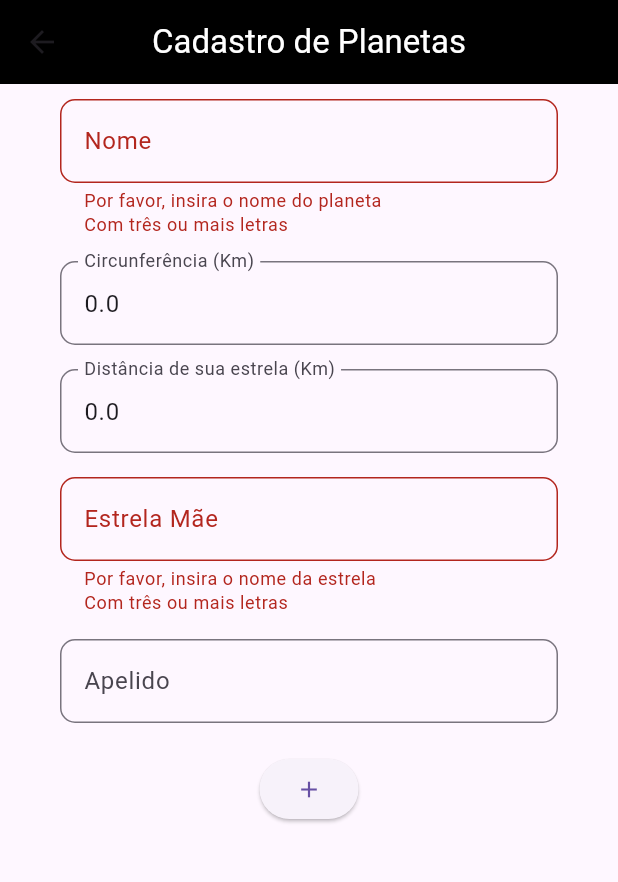
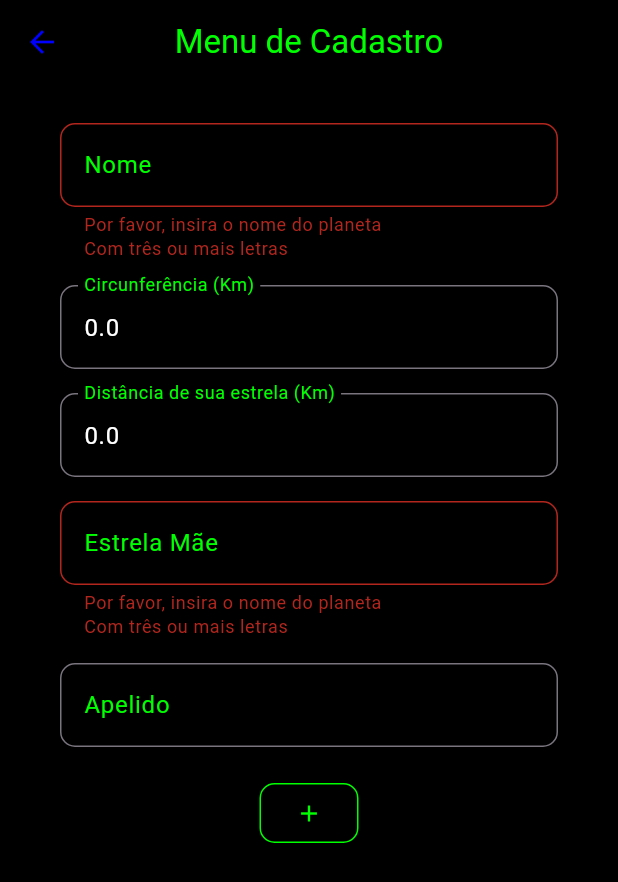
Before and after one commit to AnuTech001/Planetario, a Flutter app: the TelaAstros screen opened directly, after a tap on the "add" icon, on a phone screen of 412 x 824 dp. Shown: the top 882 px of the screen. Run offline on Flutter 3.47's test engine with Material 3 defaults, Android fonts, the phone set to English and light mode, and no system bars; our stand-ins replace sqflite; accounts and stored records are empty; Roboto replaces fonts that are missing (Times).

Commit message:
Subindo melhorias no layot

```diff
--- a/lib/main.dart
+++ b/lib/main.dart
@@ -111,6 +111,12 @@ class _MyHomePageState extends State<MyHomePage> {
       context: context,
       builder: (BuildContext context) {
         return AlertDialog(
+          shape: RoundedRectangleBorder(
+            borderRadius: BorderRadius.circular(10.0),
+            side: BorderSide(
+              color: Color(0xff00FF00),
+            ),
+          ),
           content: Column(
             mainAxisSize: MainAxisSize.min,
             children: <Widget>[
@@ -154,7 +160,9 @@ class _MyHomePageState extends State<MyHomePage> {
             TextButton(
               child: Text(
                 'Cancelar',
-                style: TextStyle(color: Color(0xff00FF00)),
+                style: TextStyle(
+                  color: Color(0xff00FF00),
+                ),
               ),
               onPressed: () {
                 Navigator.of(context).pop();
--- a/lib/modelos/astros.dart
+++ b/lib/modelos/astros.dart
@@ -25,8 +25,8 @@ class Astro {
   // Construtor vazio
   Astro.vazio()
       : nome = '',
-        tamanho = 0.0,
-        distancia = 0.0,
+        tamanho = 0,
+        distancia = 0,
         estrela = '',
         apelido = '' {
     if (kDebugMode) {
--- a/lib/telas/tela_astros.dart
+++ b/lib/telas/tela_astros.dart
@@ -87,7 +87,7 @@ class _TelaAstrosState extends State<TelaAstros> {
   }
 
   // Método para submeter o formulário
-  void _submitForm() {
+  void _submitForm(BuildContext context) {
     if (_formKey.currentState!.validate()) {
       _formKey.currentState!.save();
       if (_astros.id != null) {
@@ -134,10 +134,21 @@ class _TelaAstrosState extends State<TelaAstros> {
       appBar: AppBar(
         centerTitle: true,
         backgroundColor: Colors.black,
-        title: Text(
-          'Cadastro de Planetas',
-          style: TextStyle(color: Colors.white),
+        iconTheme: IconThemeData(
+          color: Color(0xff0000FF), // Cor do ícone
         ),
+        title: Column(
+          mainAxisSize: MainAxisSize.min,
+          children: [
+            Text(
+              'Menu de Cadastro',
+              style: TextStyle(
+                color: Color(0xff00FF00), // Cor do texto
+              ),
+            ),
+          ],
+        ),
+        elevation: 0,
       ),
       body: Padding(
         padding: const EdgeInsets.symmetric(horizontal: 40.0, vertical: 10.0),
@@ -147,15 +158,22 @@ class _TelaAstrosState extends State<TelaAstros> {
             child: Column(
               children: [
                 // Campo de texto para nome
+                const SizedBox(height: 16),
                 TextFormField(
                   controller: _nomeController,
                   decoration: InputDecoration(
                     labelText: 'Nome',
+                    labelStyle: TextStyle(
+                      color: Color(0xff00FF00),
+                    ),
                     border: OutlineInputBorder(
                       borderRadius: BorderRadius.circular(10.0),
                     ),
                   ),
                   autovalidateMode: AutovalidateMode.onUserInteraction,
+                  style: TextStyle(
+                    color: Colors.white,
+                  ),
                   validator: (value) {
                     if (value == null || value.isEmpty || value.length <= 2) {
                       return 'Por favor, insira o nome do planeta\nCom três ou mais letras';
@@ -172,12 +190,18 @@ class _TelaAstrosState extends State<TelaAstros> {
                   controller: _tamanhoController,
                   decoration: InputDecoration(
                     labelText: 'Circunferência (Km)',
+                    labelStyle: TextStyle(
+                      color: Color(0xff00FF00),
+                    ),
                     border: OutlineInputBorder(
                       borderRadius: BorderRadius.circular(10.0),
                     ),
                   ),
                   keyboardType: TextInputType.number,
                   autovalidateMode: AutovalidateMode.onUserInteraction,
+                  style: TextStyle(
+                    color: Colors.white,
+                  ),
                   validator: (value) {
                     if (value == null || value.isEmpty) {
                       return 'Por favor, insira a circunferência do planeta';
@@ -197,15 +221,21 @@ class _TelaAstrosState extends State<TelaAstros> {
                   controller: _distanciaController,
                   decoration: InputDecoration(
                     labelText: 'Distância de sua estrela (Km)',
+                    labelStyle: TextStyle(
+                      color: Color(0xff00FF00),
+                    ),
                     border: OutlineInputBorder(
                       borderRadius: BorderRadius.circular(10.0),
                     ),
                   ),
                   keyboardType: TextInputType.number,
                   autovalidateMode: AutovalidateMode.onUserInteraction,
+                  style: TextStyle(
+                    color: Colors.white,
+                  ),
                   validator: (value) {
                     if (value == null || value.isEmpty) {
-                      return 'Por favor, insira a distância do planeta\nem relação a sua estrela';
+                      return 'Por favor, insira a circunferência do planeta';
                     }
                     if (double.tryParse(value) == null) {
                       return 'Por favor, apenas números são aceitos';
@@ -213,7 +243,7 @@ class _TelaAstrosState extends State<TelaAstros> {
                     return null;
                   },
                   onSaved: (value) {
-                    _astros.distancia = double.parse(value!);
+                    _astros.tamanho = double.parse(value!);
                   },
                 ),
                 const SizedBox(height: 16),
@@ -222,19 +252,25 @@ class _TelaAstrosState extends State<TelaAstros> {
                   controller: _estrelaController,
                   decoration: InputDecoration(
                     labelText: 'Estrela Mãe',
+                    labelStyle: TextStyle(
+                      color: Color(0xff00FF00),
+                    ),
                     border: OutlineInputBorder(
                       borderRadius: BorderRadius.circular(10.0),
                     ),
                   ),
                   autovalidateMode: AutovalidateMode.onUserInteraction,
+                  style: TextStyle(
+                    color: Colors.white,
+                  ),
                   validator: (value) {
                     if (value == null || value.isEmpty || value.length <= 2) {
-                      return 'Por favor, insira o nome da estrela\nCom três ou mais letras';
+                      return 'Por favor, insira o nome do planeta\nCom três ou mais letras';
                     }
                     return null;
                   },
                   onSaved: (value) {
-                    _astros.estrela = value!;
+                    _astros.nome = value!;
                   },
                 ),
                 const SizedBox(height: 16),
@@ -246,17 +282,33 @@ class _TelaAstrosState extends State<TelaAstros> {
                   },
                   decoration: InputDecoration(
                     labelText: 'Apelido',
+                    labelStyle: TextStyle(
+                      color: Color(0xff00FF00),
+                    ),
                     border: OutlineInputBorder(
                       borderRadius: BorderRadius.circular(10.0),
                     ),
                   ),
+                  style: TextStyle(color: Colors.white),
                 ),
                 const SizedBox(height: 20.0),
                 // Botão para submeter o formulário
                 ElevatedButton(
-                  onPressed: _submitForm,
+                  onPressed: () {
+                    _submitForm(context);
+                  },
+                  style: ElevatedButton.styleFrom(
+                    backgroundColor: Colors.black, // Cor de fundo do botão
+                    shape: RoundedRectangleBorder(
+                      borderRadius: BorderRadius.circular(10.0),
+                      side: BorderSide(
+                        color: Color(0xff00FF00),
+                      ),
+                    ),
+                  ),
                   child: const Icon(
                     Icons.add_outlined,
+                    color: Color(0xff00FF00),
                   ),
                 ),
               ],
@@ -264,6 +316,7 @@ class _TelaAstrosState extends State<TelaAstros> {
           ),
         ),
       ),
+      backgroundColor: Colors.black,
     );
   }
 }
```
